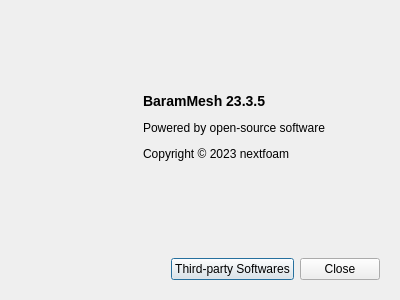
nextfoam/baram, file baramMesh/view/menu/help/about_dialog.ui: the form before one commit.
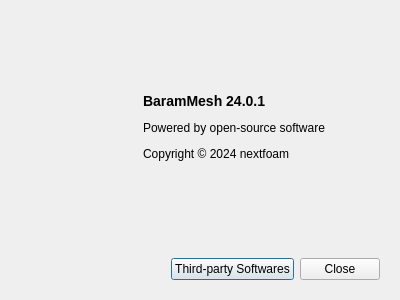
The form after the commit.

Diff of the .ui file:
```diff
--- a/baramMesh/view/menu/help/about_dialog.ui
+++ b/baramMesh/view/menu/help/about_dialog.ui
@@ -90,11 +90,11 @@
          </sizepolicy>
         </property>
         <property name="text">
-         <string>&lt;p&gt;&lt;b&gt;&lt;font size=&quot;4&quot;&gt;BaramMesh 23.3.5&lt;/font&gt;&lt;/b&gt;&lt;/p&gt;
+         <string>&lt;p&gt;&lt;b&gt;&lt;font size=&quot;4&quot;&gt;BaramMesh 24.0.1&lt;/font&gt;&lt;/b&gt;&lt;/p&gt;
 
 &lt;p&gt;Powered by open-source software&lt;/p&gt;
 
-&lt;p&gt;Copyright &amp;#169; 2023 nextfoam&lt;/p&gt;</string>
+&lt;p&gt;Copyright &amp;#169; 2024 nextfoam&lt;/p&gt;</string>
         </property>
        </widget>
       </item>
```
